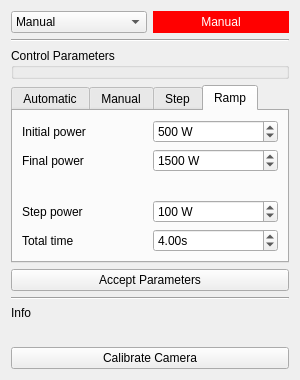
The window that cladplus_control/resources/control.ui (openlmd/cladplus) describes before a commit, drawn with Qt 5.
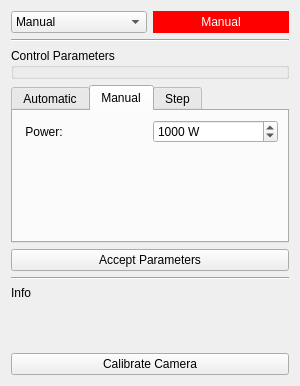
The same window after the commit.

Diff of the .ui file:
```diff
--- a/cladplus_control/resources/control.ui
+++ b/cladplus_control/resources/control.ui
@@ -7,7 +7,7 @@
     <x>0</x>
     <y>0</y>
     <width>300</width>
-    <height>380</height>
+    <height>386</height>
    </rect>
   </property>
   <property name="windowTitle">
@@ -87,7 +87,7 @@
    <item>
     <widget class="QTabWidget" name="tbParams">
      <property name="currentIndex">
-      <number>3</number>
+      <number>1</number>
      </property>
      <widget class="QWidget" name="tab">
       <attribute name="title">
@@ -309,143 +309,6 @@
        </item>
       </layout>
      </widget>
-     <widget class="QWidget" name="tab_4">
-      <attribute name="title">
-       <string>Ramp</string>
-      </attribute>
-      <layout class="QVBoxLayout" name="verticalLayout_6">
-       <item>
-        <layout class="QGridLayout" name="gridLayout_4">
-         <item row="4" column="1">
-          <widget class="QDoubleSpinBox" name="sbPower_4">
-           <property name="font">
-            <font>
-             <weight>50</weight>
-             <bold>false</bold>
-            </font>
-           </property>
-           <property name="suffix">
-            <string> W</string>
-           </property>
-           <property name="decimals">
-            <number>0</number>
-           </property>
-           <property name="maximum">
-            <double>3500.000000000000000</double>
-           </property>
-           <property name="singleStep">
-            <double>10.000000000000000</double>
-           </property>
-           <property name="value">
-            <double>100.000000000000000</double>
-           </property>
-          </widget>
-         </item>
-         <item row="1" column="1">
-          <widget class="QDoubleSpinBox" name="sbPower_3">
-           <property name="font">
-            <font>
-             <weight>50</weight>
-             <bold>false</bold>
-            </font>
-           </property>
-           <property name="suffix">
-            <string> W</string>
-           </property>
-           <property name="decimals">
-            <number>0</number>
-           </property>
-           <property name="maximum">
-            <double>3500.000000000000000</double>
-           </property>
-           <property name="singleStep">
-            <double>10.000000000000000</double>
-           </property>
-           <property name="value">
-            <double>500.000000000000000</double>
-           </property>
-          </widget>
-         </item>
-         <item row="1" column="0">
-          <widget class="QLabel" name="label">
-           <property name="text">
-            <string>Initial power</string>
-           </property>
-          </widget>
-         </item>
-         <item row="2" column="1">
-          <widget class="QDoubleSpinBox" name="sbPower_5">
-           <property name="font">
-            <font>
-             <weight>50</weight>
-             <bold>false</bold>
-            </font>
-           </property>
-           <property name="suffix">
-            <string> W</string>
-           </property>
-           <property name="decimals">
-            <number>0</number>
-           </property>
-           <property name="maximum">
-            <double>3500.000000000000000</double>
-           </property>
-           <property name="singleStep">
-            <double>10.000000000000000</double>
-           </property>
-           <property name="value">
-            <double>1500.000000000000000</double>
-           </property>
-          </widget>
-         </item>
-         <item row="2" column="0">
-          <widget class="QLabel" name="label_2">
-           <property name="text">
-            <string>Final power</string>
-           </property>
-          </widget>
-         </item>
-         <item row="5" column="1">
-          <widget class="QDoubleSpinBox" name="sbTime_2">
-           <property name="suffix">
-            <string>s</string>
-           </property>
-           <property name="value">
-            <double>4.000000000000000</double>
-           </property>
-          </widget>
-         </item>
-         <item row="5" column="0">
-          <widget class="QLabel" name="label_4">
-           <property name="text">
-            <string>Total time</string>
-           </property>
-          </widget>
-         </item>
-         <item row="4" column="0">
-          <widget class="QLabel" name="label_3">
-           <property name="text">
-            <string>Step power</string>
-           </property>
-          </widget>
-         </item>
-         <item row="3" column="0">
-          <spacer name="verticalSpacer_4">
-           <property name="orientation">
-            <enum>Qt::Vertical</enum>
-           </property>
-           <property name="sizeHint" stdset="0">
-            <size>
-             <width>20</width>
-             <height>40</height>
-            </size>
-           </property>
-          </spacer>
-         </item>
-        </layout>
-       </item>
-      </layout>
-     </widget>
     </widget>
    </item>
    <item>
```
Left out of the diff: 5 changed lines with no effect on the pictures.
